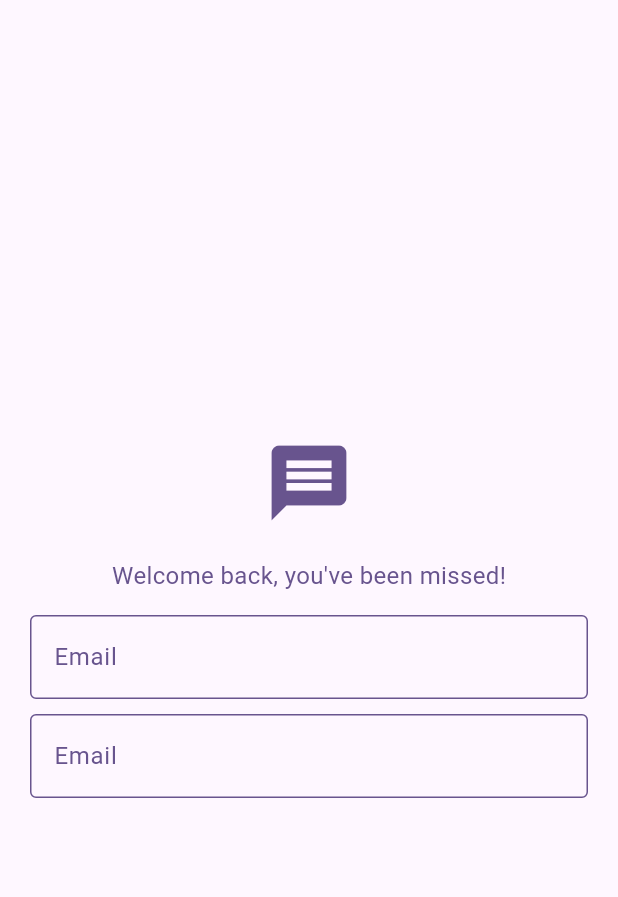
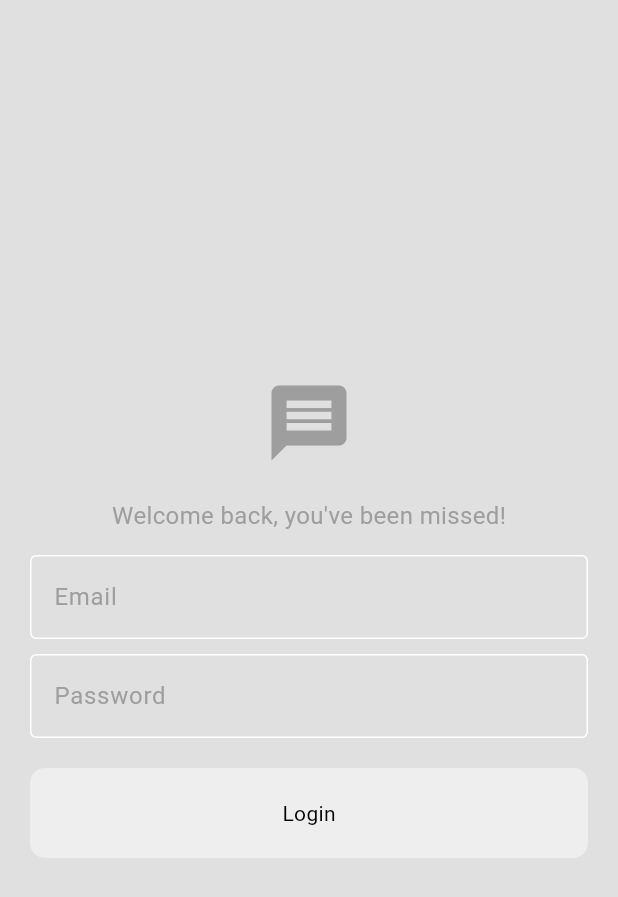
Before and after one commit to shaxabaxa1117/simple_chat, a Flutter app: the screen it shows after launch, on a phone screen of 412 x 824 dp. Shown: the top 897 px of the screen. Run offline on Flutter 3.47's test engine with Material 3 defaults, Android fonts, the phone set to English and light mode, and no system bars.

Commit message:
Implement login functionality with text fields and button; update theme

```diff
--- /dev/null
+++ b/lib/components/my_button.dart
@@ -0,0 +1,27 @@
+import 'package:flutter/material.dart';
+
+class MyButton extends StatelessWidget {
+  final String text;
+  final void Function()? onTap;
+  const MyButton({super.key, required this.text, this.onTap});
+
+  @override
+  Widget build(BuildContext context) {
+    return GestureDetector(
+      onTap: onTap,
+      child: Container(
+        padding: const EdgeInsets.all(20),
+        margin: const EdgeInsets.symmetric(horizontal: 20),
+        decoration: BoxDecoration(
+          color: Theme.of(context).colorScheme.secondary,
+          borderRadius: BorderRadius.circular(10),
+        ),
+        child: Center(
+          child: Text(
+            text,
+          ),
+        ),
+      ),
+    );
+  }
+}
--- a/lib/components/my_textfield.dart
+++ b/lib/components/my_textfield.dart
@@ -11,14 +11,16 @@ class MyTextfield extends StatelessWidget {
     return Padding(
       padding: const EdgeInsets.symmetric(horizontal: 20),
       child: TextField(
+        controller: controller,
+        obscureText: isObseureText,
         decoration: InputDecoration(
-          hintText: 'Email',
+          hintText: hintText,
           hintStyle: TextStyle(
             color: Theme.of(context).colorScheme.primary,
           ),
           enabledBorder: OutlineInputBorder(
             borderSide: BorderSide(
-              color: Theme.of(context).colorScheme.primary,
+              color: Theme.of(context).colorScheme.tertiary,
             ),
           ),
           focusedBorder: OutlineInputBorder(
--- a/lib/main.dart
+++ b/lib/main.dart
@@ -1,5 +1,6 @@
 import 'package:flutter/material.dart';
 import 'package:simple_chat_app/pages/login_page.dart';
+import 'package:simple_chat_app/theme/light_mode.dart';
 
 void main() {
   runApp(const MyApp());
@@ -13,11 +14,7 @@ class MyApp extends StatelessWidget {
   Widget build(BuildContext context) {
     return MaterialApp(
       title: 'Flutter Demo',
-      theme: ThemeData(
-
-        colorScheme: ColorScheme.fromSeed(seedColor: Colors.deepPurple),
-        useMaterial3: true,
-      ),
+      theme: lightMode,
       home: LoginPage(),
     );
   }
--- a/lib/pages/login_page.dart
+++ b/lib/pages/login_page.dart
@@ -1,11 +1,15 @@
 import 'package:flutter/material.dart';
+import 'package:simple_chat_app/components/my_button.dart';
 import 'package:simple_chat_app/components/my_textfield.dart';
 
 class LoginPage extends StatelessWidget {
-
   TextEditingController _emailController = TextEditingController();
   TextEditingController _passwordController = TextEditingController();
-   LoginPage({super.key});
+
+  void login(){
+
+  }
+  LoginPage({super.key});
 
   @override
   Widget build(BuildContext context) {
@@ -32,11 +36,26 @@ class LoginPage extends StatelessWidget {
           const SizedBox(
             height: 15,
           ),
-         MyTextfield(hintText: 'Email', isObseureText: false, controller: _emailController,),
-                   const SizedBox(
+          MyTextfield(
+            hintText: 'Email',
+            isObseureText: false,
+            controller: _emailController,
+          ),
+          const SizedBox(
             height: 10,
           ),
-          MyTextfield(hintText: 'Password', isObseureText: true,controller: _passwordController,),
+          MyTextfield(
+            hintText: 'Password',
+            isObseureText: true,
+            controller: _passwordController,
+          ),
+          SizedBox(
+            height: 20,
+          ),
+          MyButton(
+            text: 'Login',
+            onTap: login ,
+          )
         ],
       ),
     );
```
